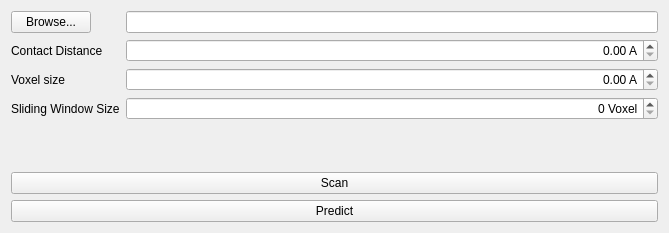
The window that Elements/ProteinScanner/form/SEProteinScannerAppGUI.ui (MathieuRita/INF473-x16) describes before a commit, drawn with Qt 5.
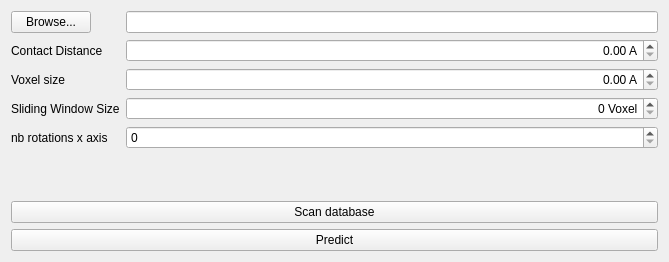
The same window after the commit.

Diff of the .ui file:
```diff
--- a/Elements/ProteinScanner/form/SEProteinScannerAppGUI.ui
+++ b/Elements/ProteinScanner/form/SEProteinScannerAppGUI.ui
@@ -7,7 +7,7 @@
     <x>0</x>
     <y>0</y>
     <width>669</width>
-    <height>233</height>
+    <height>262</height>
    </rect>
   </property>
   <property name="minimumSize">
@@ -83,12 +83,22 @@
        </property>
       </widget>
      </item>
+     <item row="4" column="1">
+      <widget class="QSpinBox" name="spinBoxRotate"/>
+     </item>
+     <item row="4" column="0">
+      <widget class="QLabel" name="label_4">
+       <property name="text">
+        <string>nb rotations x axis</string>
+       </property>
+      </widget>
+     </item>
     </layout>
    </item>
    <item>
     <widget class="QPushButton" name="pushButton">
      <property name="text">
-      <string>Scan</string>
+      <string>Scan database</string>
      </property>
     </widget>
    </item>
```
Left out of the diff: 21 changed lines with no effect on the pictures.
